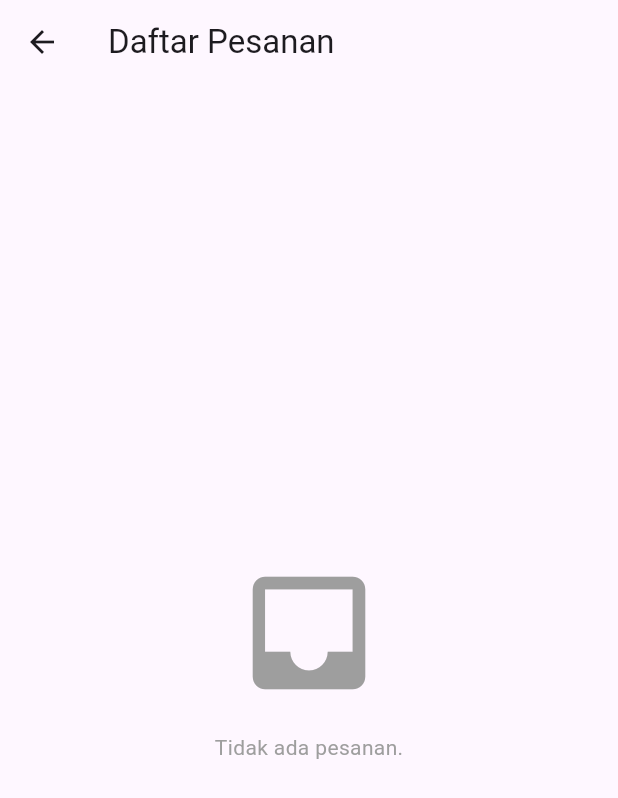
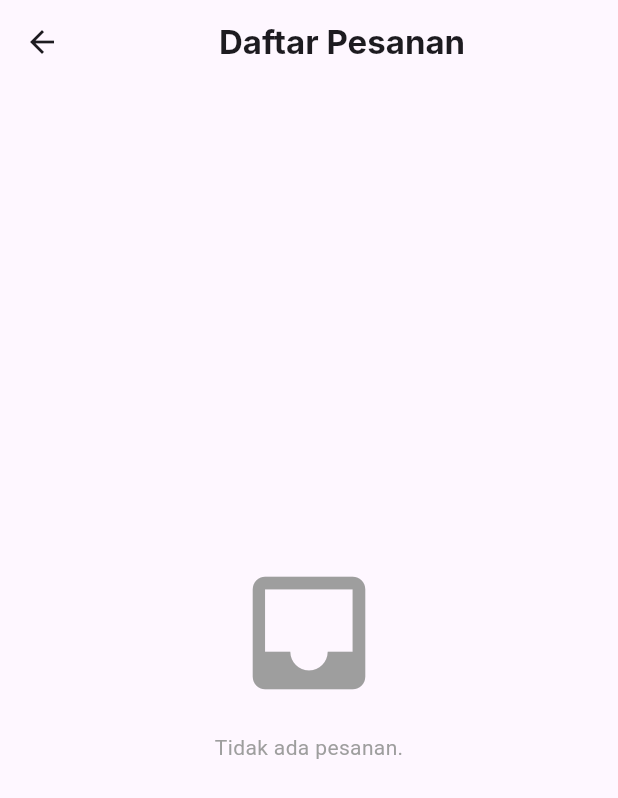
Before and after one commit to hanifaslam/appflexy, a Flutter app: the screen it shows after launch, item 2 of the bottom bar chosen, after a tap on the "shopping cart" icon, on a phone screen of 412 x 824 dp. Shown: the top 798 px of the screen. Run offline on Flutter 3.47's test engine with Material 3 defaults, Android fonts, the phone set to English and light mode, and no system bars; our stand-ins replace gap, get, get_storage, image_picker, shared_preferences; Roboto replaces fonts that are missing (Inter).

Commit message:
update_besar

```diff
--- a/lib/app/modules/daftar_kasir/views/daftar_kasir_view.dart
+++ b/lib/app/modules/daftar_kasir/views/daftar_kasir_view.dart
@@ -105,7 +105,7 @@ class _DaftarKasirViewState extends State<DaftarKasirView>
                   borderRadius: BorderRadius.circular(12),
                 ),
                 child: ListTile(
-                  leading: item['image'] != null
+                  leading: type == 'produk' && item['image'] != null
                       ? ClipRRect(
                           borderRadius: BorderRadius.circular(15),
                           child: Image.file(
@@ -115,7 +115,7 @@ class _DaftarKasirViewState extends State<DaftarKasirView>
                             fit: BoxFit.cover,
                           ),
                         )
-                      : Icon(Icons.image, size: 50),
+                      : Icon(Icons.image, size: 50), // Placeholder icon for Tiket
                   title: Text(title,
                       style: TextStyle(fontWeight: FontWeight.bold)),
                   subtitle: Text(currencyFormat.format(price)),
@@ -132,7 +132,11 @@ class _DaftarKasirViewState extends State<DaftarKasirView>
       length: 2,
       child: Scaffold(
         appBar: AppBar(
-          title: Text('Daftar Produk dan Tiket'),
+          title: Text(
+            'Daftar Produk dan Tiket',
+            style: TextStyle(fontFamily: 'Inter', fontWeight: FontWeight.bold),
+          ),
+          titleSpacing: 45,
           bottom: TabBar(
             controller: _tabController,
             tabs: [
--- a/lib/app/modules/home/views/home_view.dart
+++ b/lib/app/modules/home/views/home_view.dart
@@ -43,14 +43,11 @@ class _HomeViewState extends State<HomeView> {
 
             // Navigasi ke halaman yang sesuai
             if (index == 0) {
-              Get.offAllNamed(
-                  Routes.HOME); // Ganti dengan nama rute yang sesuai
+              Get.offAllNamed(Routes.HOME); // Ganti dengan nama rute yang sesuai
             } else if (index == 1) {
-              Get.toNamed(
-                  Routes.DAFTAR_KASIR); // Ganti dengan nama rute yang sesuai
+              Get.toNamed(Routes.DAFTAR_KASIR); // Ganti dengan nama rute yang sesuai
             } else if (index == 2) {
-              Get.offAllNamed(
-                  Routes.PROFILEUSER2); // Ganti dengan nama rute yang sesuai
+              Get.offAllNamed(Routes.PROFILEUSER2); // Ganti dengan nama rute yang sesuai
             }
           });
         },
@@ -128,14 +125,19 @@ class _HomeViewState extends State<HomeView> {
                     Text(
                       "AmbatuJawir", // Nama pengguna
                       style: TextStyle(
-                        color: Colors.white, // Teks putih
-                        fontWeight: FontWeight.bold,
+                        color: Colors.white,
+                        fontFamily: 'Inter',
+                        fontStyle: FontStyle.normal,
                         fontSize: 18,
                       ),
                     ),
                     Text(
                       "Farhan Kebab", // Deskripsi pengguna
-                      style: TextStyle(color: Colors.white70),
+                      style: TextStyle(
+                        color: Colors.white70,
+                        fontFamily: 'Inter',
+                        fontStyle: FontStyle.italic,
+                      ),
                     ),
                   ],
                 ),
@@ -165,30 +167,34 @@ class _HomeViewState extends State<HomeView> {
                 children: [
                   _buildCircularIconButton(
                     Icons.confirmation_num_outlined,
-                      'Data',
+                    'Data', // Menggunakan Inter font
                     'Tiket',
                     const Color(0xffFFAF00),
-                      Colors.white, onTap: () {
+                    Colors.white,
+                    onTap: () {
                       Get.offAllNamed(Routes.MANAJEMEN_TIKET);
-                  }),
+                    },
+                  ),
                   _buildCircularIconButton(
                     Icons.bar_chart,
-                      'Riwayat',
+                    'Riwayat', // Menggunakan Inter font
                     'Penjualan',
                     const Color(0xff5475F9),
-                      Colors.white, onTap: () {
-                    Get.offAllNamed(Routes
-                        .MANAJEMEN_TIKET); // sementara masih manggil pages yg sama
-                  }),
+                    Colors.white,
+                    onTap: () {
+                      Get.offAllNamed(Routes.MANAJEMEN_TIKET); // sementara masih manggil pages yg sama
+                    },
+                  ),
                   _buildCircularIconButton(
                     CupertinoIcons.cube_box,
                     'Data',
-                      'Barang',
+                    'Barang', // Menggunakan Inter font
                     const Color(0xffF95454),
-                      Colors.white, onTap: () {
-                    Get.toNamed(Routes
-                        .DAFTAR_PRODUK); // sementara masih manggil pages yg sama
-                  }),
+                    Colors.white,
+                    onTap: () {
+                      Get.toNamed(Routes.DAFTAR_PRODUK); // sementara masih manggil pages yg sama
+                    },
+                  ),
                 ],
               ),
             ),
@@ -238,6 +244,8 @@ class _HomeViewState extends State<HomeView> {
                 style: TextStyle(
                   fontSize: 18,
                   color: Colors.grey,
+                  fontFamily: 'Inter',
+                  fontStyle: FontStyle.italic,
                 ),
               ),
             ),
@@ -262,11 +270,13 @@ class _HomeViewState extends State<HomeView> {
         mainAxisSize: MainAxisSize.min, // Ukuran minimum kolom
         children: [
           Container(
+            width: 70, // Lebar kontainer
+            height: 70, // Tinggi kontainer
             decoration: BoxDecoration(
               shape: BoxShape.circle, // Bentuk lingkaran
               color: circleColor, // Warna latar
             ),
-            padding: const EdgeInsets.all(10.0),
+            padding: const EdgeInsets.all(10.0), // Padding dalam
             child: Icon(
               icon, // Ikon yang diterima
               size: 35,
@@ -278,11 +288,19 @@ class _HomeViewState extends State<HomeView> {
             children: [
               Text(
                 label1,
-                style: const TextStyle(fontWeight: FontWeight.bold),
+                style: const TextStyle(
+                  fontWeight: FontWeight.bold,
+                  fontFamily: 'Inter', // Menggunakan Inter font
+                  fontStyle: FontStyle.normal, // Menggunakan normal style
+                ),
               ),
               Text(
                 label2,
-                style: const TextStyle(fontWeight: FontWeight.bold),
+                style: const TextStyle(
+                  fontWeight: FontWeight.bold,
+                  fontFamily: 'Inter', // Menggunakan Inter font
+                  fontStyle: FontStyle.normal, // Menggunakan normal style
+                ),
               ),
             ],
           ),
--- a/lib/app/modules/kasir/views/kasir_view.dart
+++ b/lib/app/modules/kasir/views/kasir_view.dart
@@ -4,7 +4,6 @@ import 'package:flutter/material.dart';
 import 'package:get/get.dart';
 import 'package:intl/intl.dart';
 import 'package:apptiket/app/modules/kasir/controllers/kasir_controller.dart';
-import 'package:apptiket/app/modules/pembayaran_cash/views/pembayaran_cash_view.dart'; // Import halaman pembayaran cash
 
 class KasirView extends StatefulWidget {
   final List<Map<String, dynamic>> pesananList;
@@ -37,25 +36,30 @@ class _KasirViewState extends State<KasirView> {
 
     return Scaffold(
       appBar: AppBar(
-        title: Text('Daftar Pesanan'),
+        title: Text(
+          'Daftar Pesanan',
+          style: TextStyle(fontFamily: 'Inter', fontWeight: FontWeight.bold),
+        ),
+        titleSpacing: 90,
         leading: IconButton(
           icon: Icon(Icons.arrow_back),
           onPressed: () => Get.back(),
         ),
       ),
-      body: Obx(() => controller.pesananList.isEmpty
-          ? Center(
+      body: Obx(() {
+        if (controller.pesananList.isEmpty) {
+          return Center(
             child: Column(
               mainAxisAlignment: MainAxisAlignment.center,
               children: [
                 Icon(Icons.inbox, size: 100, color: Colors.grey),
                 SizedBox(height: 16),
-                  Text('Tidak ada pesanan.',
-                      style: TextStyle(color: Colors.grey)),
+                Text('Tidak ada pesanan.', style: TextStyle(color: Colors.grey)),
               ],
             ),
-            )
-          : Padding(
+          );
+        } else {
+          return Padding(
             padding: const EdgeInsets.all(16.0),
             child: Column(
               crossAxisAlignment: CrossAxisAlignment.start,
@@ -69,9 +73,7 @@ class _KasirViewState extends State<KasirView> {
                       final quantity = produk['quantity'] ?? 1;
 
                       // Convert hargaJual to double safely
-                        final hargaNum =
-                            double.tryParse(hargaJual?.toString() ?? '0') ??
-                                0.0;
+                      final hargaNum = double.tryParse(hargaJual?.toString() ?? '0') ?? 0.0;
                       final formattedPrice = currencyFormat.format(hargaNum);
 
                       return Card(
@@ -79,8 +81,7 @@ class _KasirViewState extends State<KasirView> {
                         margin: EdgeInsets.symmetric(vertical: 8),
                         child: ListTile(
                           leading: Icon(Icons.shopping_bag, size: 40),
-                            title: Text(
-                                produk['namaProduk'] ?? produk['namaTiket']),
+                          title: Text(produk['namaProduk'] ?? produk['namaTiket']),
                           subtitle: Text('Harga: $formattedPrice'),
                           trailing: Row(
                             mainAxisSize: MainAxisSize.min,
@@ -112,48 +113,54 @@ class _KasirViewState extends State<KasirView> {
                     mainAxisAlignment: MainAxisAlignment.spaceBetween,
                     children: [
                       Text('Total',
-                            style: TextStyle(
-                                fontSize: 18, fontWeight: FontWeight.bold)),
+                          style: TextStyle(fontSize: 18, fontWeight: FontWeight.bold)),
                       Text(currencyFormat.format(controller.total),
-                            style: TextStyle(
-                                fontSize: 18, fontWeight: FontWeight.bold)),
+                          style: TextStyle(fontSize: 18, fontWeight: FontWeight.bold)),
                     ],
                   ),
                 ),
                 SizedBox(height: 20),
                 Center(
-                      child: Text('Pilih Metode Pembayaran',
-                          style: TextStyle(fontSize: 16))),
+                  child: Text('Pilih Metode Pembayaran', style: TextStyle(fontSize: 18)),
+                ),
                 SizedBox(height: 10),
                 Row(
                   mainAxisAlignment: MainAxisAlignment.spaceEvenly,
                   children: [
+                    Column(
+                      children: [
                         IconButton(
-                        icon: Icon(CupertinoIcons.money_dollar, size: 40),
-                        color: selectedPaymentMethod == 'cash'
-                            ? Colors.green
-                            : Colors.grey,
+                          icon: Icon(CupertinoIcons.money_dollar, size: 50),
+                          color: selectedPaymentMethod == 'cash' ? Colors.green : Colors.grey,
                           onPressed: () {
                             setState(() {
                               selectedPaymentMethod = 'cash';
                             });
                           },
-                      ), // Cash
+                        ),
+                        Text('Cash'), // Cash text
+                      ],
+                    ),
+                    Column(
+                      children: [
                         IconButton(
                           icon: Icon(Icons.qr_code_scanner, size: 40),
-                        color: selectedPaymentMethod == 'qris'
-                            ? Colors.green
-                            : Colors.grey,
+                          color: selectedPaymentMethod == 'qris' ? Colors.green : Colors.grey,
                           onPressed: () {
                             setState(() {
                               selectedPaymentMethod = 'qris';
                             });
                           },
-                      ), // QRIS
+                        ),
+                        Text('QRIS'), // QRIS text
                       ],
                     ),
-                  SizedBox(height: 30),
+                  ],
+                ),
+                SizedBox(height: 10),
                 Center(
+                  child: Padding(
+                    padding: const EdgeInsets.symmetric(horizontal: 10, vertical: 15),
                     child: ElevatedButton(
                       onPressed: () {
                         if (selectedPaymentMethod == null) {
@@ -168,7 +175,6 @@ class _KasirViewState extends State<KasirView> {
                           Get.to(PembayaranCashView());
                         } else if (selectedPaymentMethod == 'qris') {
                           // Lakukan pembayaran QRIS
-                          // Tambahkan logika QRIS di sini
                           Get.snackbar(
                             'Pembayaran QRIS',
                             'Proses pembayaran QRIS berhasil',
@@ -176,13 +182,24 @@ class _KasirViewState extends State<KasirView> {
                           );
                         }
                       },
-                      child: Text('Lakukan Pemesanan',
-                          style: TextStyle(fontSize: 16)),
+                      child: Text(
+                        'Lakukan Pembayaran',
+                        style: TextStyle(fontSize: 16, color: Colors.white),
+                      ),
+                      style: ElevatedButton.styleFrom(
+                        backgroundColor: const Color(0xff181681), // Button color
+                        shape: RoundedRectangleBorder(
+                          borderRadius: BorderRadius.circular(15), // Adjust the radius here
+                        ),
+                      ),
+                    ),
                   ),
                 ),
               ],
             ),
-            )),
+          );
+        }
+      }),
     );
   }
 }
--- a/lib/app/modules/pengaturan_profile/views/pengaturan_profile_view.dart
+++ b/lib/app/modules/pengaturan_profile/views/pengaturan_profile_view.dart
@@ -21,10 +21,10 @@ class PengaturanProfileView extends GetView<PengaturanProfileController> {
     return Scaffold(
       appBar: AppBar(
         title: const Padding(
-          padding: EdgeInsets.only(top: 29),
+          padding: EdgeInsets.only(top: 0),
           child: Text(
             'Pengaturan Profil Toko',
-            style: TextStyle(fontFamily: 'Montserrat-VariableFont_wght'),
+            style: TextStyle(fontFamily: 'mon', ),
           ),
         ),
         leading: IconButton(
--- a/pubspec.yaml
+++ b/pubspec.yaml
@@ -36,3 +36,5 @@ flutter:
       fonts:
         - asset: assets/fonts/Pacifico.ttf
         - asset: assets/fonts/Montserrat-VariableFont_wght.ttf
+        - asset: assets/fonts/Inter_18pt-BoldItalic.ttf
+        - asset: assets/fonts/Inter_18pt-ExtraBold.ttf
```
Also changed, not shown: lib/app/modules/login/views/login_view.dart (+24 -2 lines), lib/app/modules/manajemen_tiket/views/manajemen_tiket_view.dart (+1 -15 lines), lib/app/modules/pembayaran_cash/views/pembayaran_cash_view.dart (+15 -4 lines), lib/app/modules/profile/views/profile_view.dart (+10 -6 lines), lib/app/modules/profileuser2/views/profileuser2_view.dart (+6 -2 lines), lib/app/modules/tambah_produk/views/tambah_produk_view.dart (+18 -14 lines), lib/app/modules/tambah_tiket/views/tambah_tiket_view.dart (+22 -47 lines), lib/app/widgets/login_button.dart (+23 -17 lines), assets/fonts/Inter_18pt-BoldItalic.ttf (added), assets/fonts/Inter_18pt-ExtraBold.ttf (added). Lines whose indentation alone changed are shown as unchanged.
